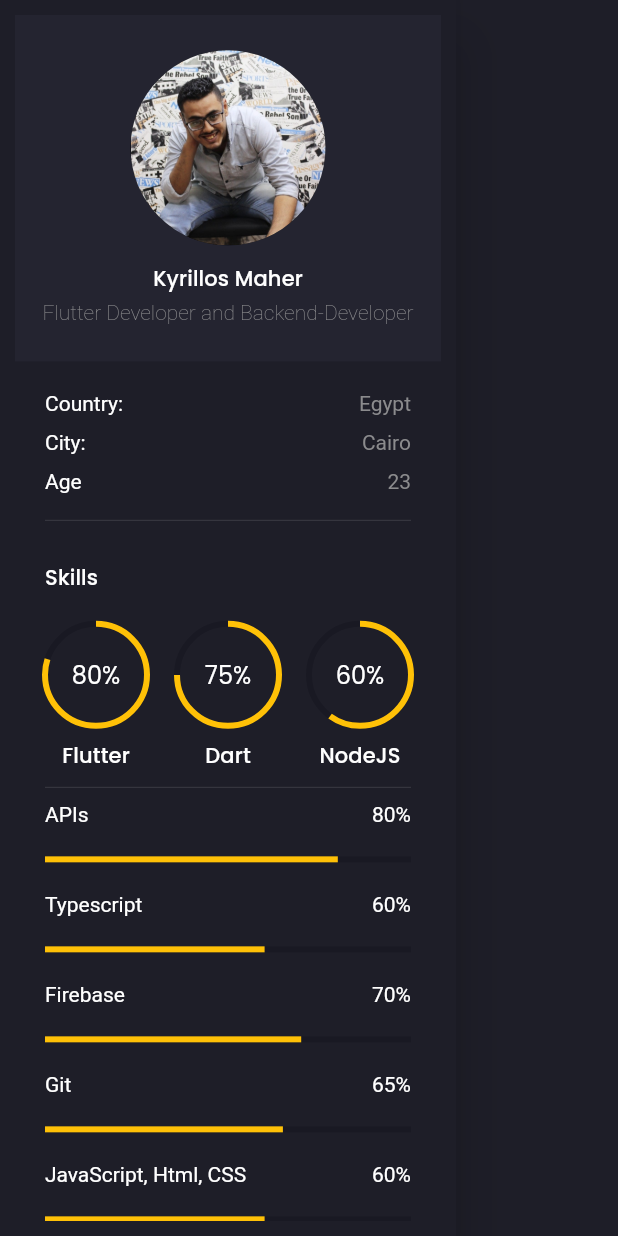
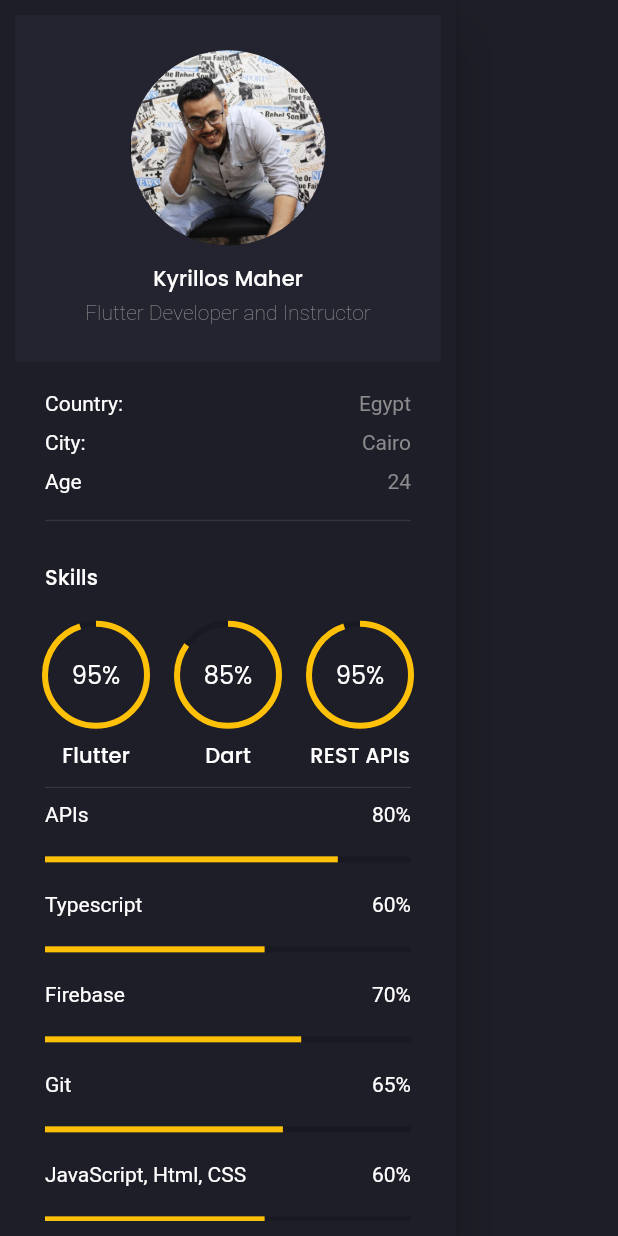
Before and after one commit to Ikyrillos/FlutterPortfolio, a Flutter app: the LeftSideMenu widget shown alone on an empty page, opened directly, on a phone screen of 412 x 824 dp. Run offline on Flutter 3.47's test engine with Material 2 defaults, Android fonts, the phone set to English and light mode, and no system bars; drawn by our look-alikes of auto_size_text; our stand-ins replace animated_text_kit, cloud_firestore, firebase_core, flutter_screenutil, flutter_svg, google_fonts; accounts and stored records are empty.

Commit message:
minor changes in UI

```diff
--- a/lib/main.dart
+++ b/lib/main.dart
@@ -26,6 +26,7 @@ class MyApp extends StatelessWidget {
       minTextAdapt: true,
       splitScreenMode: true,
       builder: (context, child) => MaterialApp(
+        debugShowCheckedModeBanner: false,
         title: 'Kyrillos Maher',
         theme: ThemeData.dark().copyWith(
           primaryColor: primaryColor,
@@ -34,8 +35,8 @@ class MyApp extends StatelessWidget {
           textTheme: GoogleFonts.poppinsTextTheme(Theme.of(context).textTheme)
               .apply(bodyColor: Colors.white)
               .copyWith(
-                bodyText1: const TextStyle(color: bodyTextColor),
-                bodyText2: const TextStyle(color: bodyTextColor),
+                bodyLarge: const TextStyle(color: bodyTextColor),
+                bodyMedium: const TextStyle(color: bodyTextColor),
               ),
         ),
         home: const HomeScreen(),
--- /dev/null
+++ b/lib/models/link.model.dart
@@ -0,0 +1,7 @@
+class Link {
+  final Uri uri;
+  Link(String url) : uri = Uri.parse(url);
+
+  // from json
+  Link.fromJson(Map<String, dynamic> json) : uri = Uri.parse(json['url']);
+}
--- a/lib/screens/components/about-info.dart
+++ b/lib/screens/components/about-info.dart
@@ -27,10 +27,10 @@ class AboutInfo extends StatelessWidget {
             const Spacer(),
             AutoSizeText(
               'Kyrillos Maher',
-              style: Theme.of(context).textTheme.subtitle2,
+              style: Theme.of(context).textTheme.titleSmall,
             ),
             const AutoSizeText(
-              'Flutter Developer and Backend-Developer',
+              'Flutter Developer and Instructor',
               style: TextStyle(
                 fontSize: 14,
                 fontWeight: FontWeight.w200,
--- a/lib/screens/components/left-side-menu.dart
+++ b/lib/screens/components/left-side-menu.dart
@@ -33,14 +33,15 @@ class LeftSideMenu extends StatelessWidget {
                   children: [
                     AreaInfoText(label: 'Country:', text: 'Egypt'),
                     AreaInfoText(label: 'City:', text: 'Cairo'),
-                    AreaInfoText(label: 'Age', text: '23'),
+                    AreaInfoText(
+                        label: 'Age', text: '${DateTime.now().year - 1999}'),
                     const Divider(),
                     const SectionTitle(label: 'Skills'),
                     Row(
                       children: const [
                         Expanded(
                           child: AnimatedCircularIndicator(
-                            percentageValue: 0.8,
+                            percentageValue: 0.95,
                             label: 'Flutter',
                           ),
                         ),
@@ -49,7 +50,7 @@ class LeftSideMenu extends StatelessWidget {
                         ),
                         Expanded(
                           child: AnimatedCircularIndicator(
-                            percentageValue: 0.75,
+                            percentageValue: 0.85,
                             label: 'Dart',
                           ),
                         ),
@@ -58,8 +59,8 @@ class LeftSideMenu extends StatelessWidget {
                         ),
                         Expanded(
                           child: AnimatedCircularIndicator(
-                            percentageValue: 0.60,
-                            label: 'NodeJS',
+                            percentageValue: 0.95,
+                            label: 'REST APIs',
                           ),
                         ),
                       ],
@@ -84,7 +85,7 @@ class LeftSideMenu extends StatelessWidget {
                     Link(
                       target: LinkTarget.blank,
                       uri: Uri.parse(
-                          'https://drive.google.com/file/d/1Ym0sd6XHDsEha1i4yIjvltPtWBshNvT9/view?usp=sharing'),
+                          'https://drive.google.com/file/d/1iXT1udGVY1-rT2l1HmtRDpolS-P25EUQ/view?usp=share_link'),
                       builder: (context, followLink) => TextButton(
                         onPressed: followLink,
                         child: FittedBox(
--- a/lib/screens/main_screen.dart
+++ b/lib/screens/main_screen.dart
@@ -17,7 +17,8 @@ class MainScreen extends StatelessWidget {
           : null,
       drawer: const NavigationDrawer(),
       body: Container(
-        constraints: const BoxConstraints(maxWidth: maxWidth),
+        constraints:
+            BoxConstraints(maxWidth: MediaQuery.of(context).size.width),
         child: Row(
           crossAxisAlignment: CrossAxisAlignment.start,
           mainAxisAlignment: MainAxisAlignment.center,
```
Also changed, not shown: lib/core/extenstions/sized_box_extension/sized_box_.dart (added, +13 -0 lines), lib/screens/home/components/project_window.dart (+13 -2 lines), lib/screens/home/components/projects_section.dart (+17 -0 lines), lib/screens/home/components/show_dialogue.dart (+26 -3 lines), assets/icons/playstore.svg (added), pubspec.lock, 2 other files.
